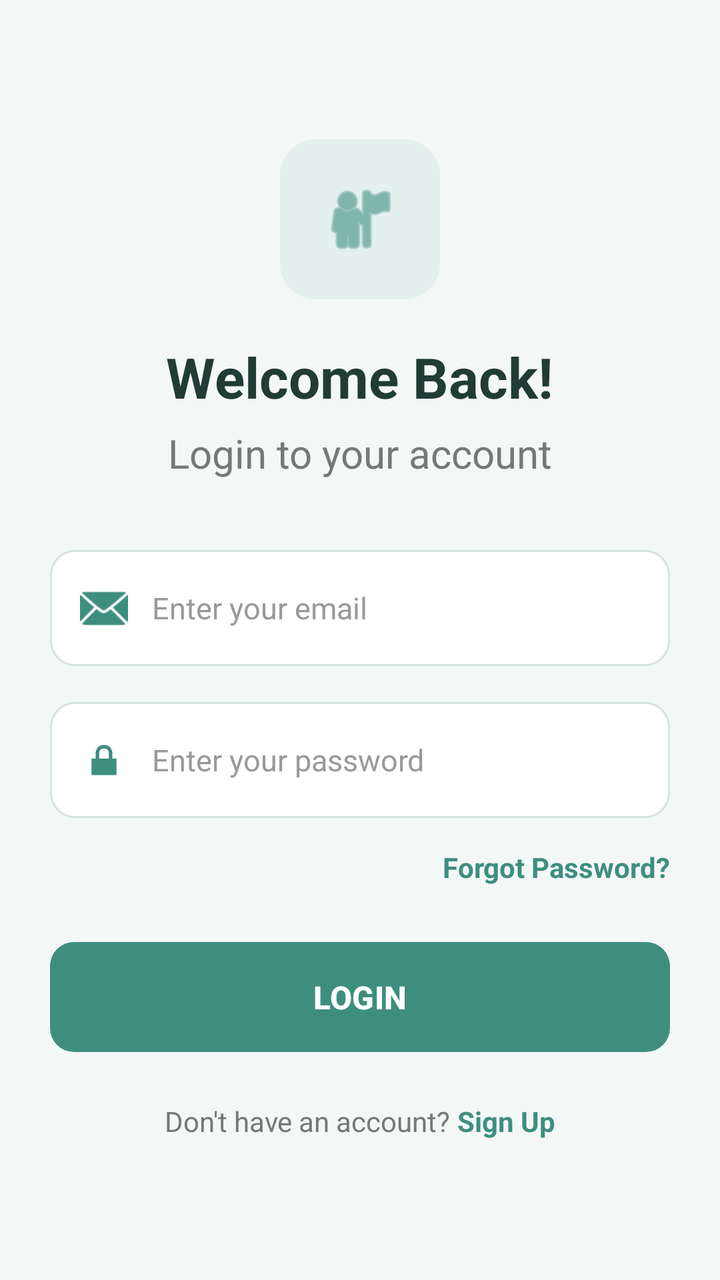
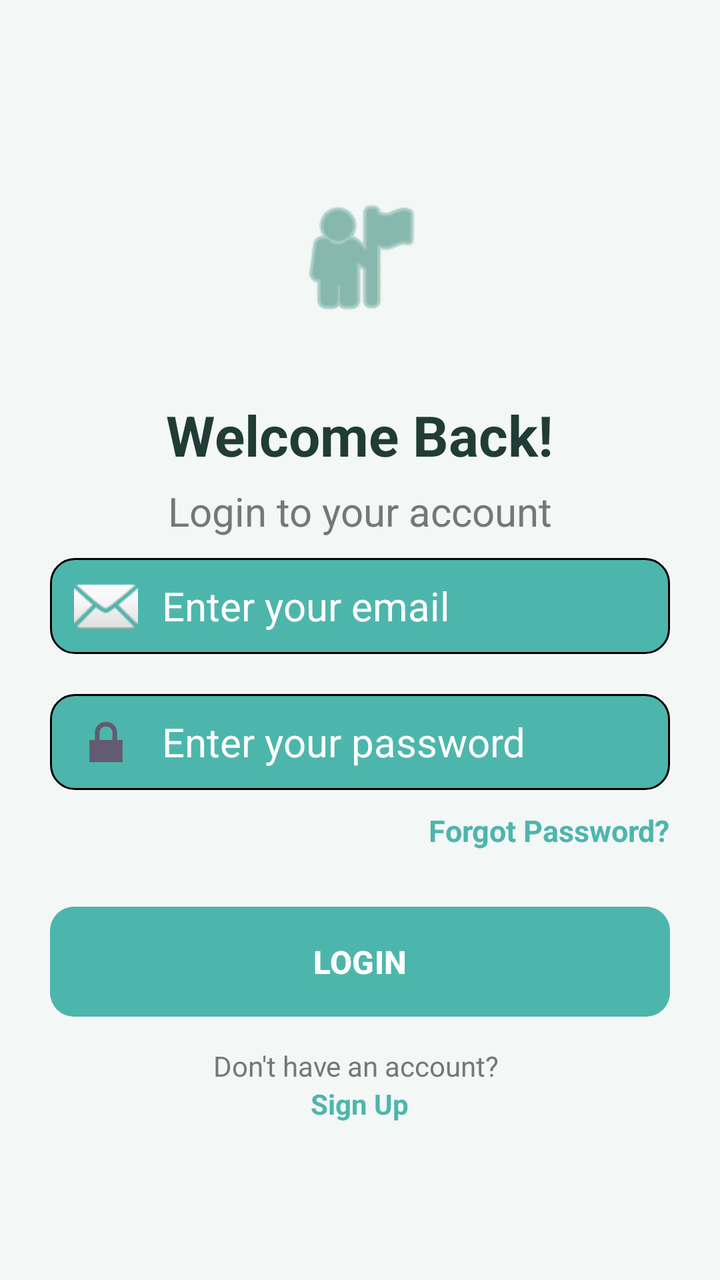

Before-and-after screenshots of an Android layout around one commit, followed by the original layout XML and the change that was made.
<!-- AndroidManifest.xml: application theme Theme.Task_1 -->
<!-- res/layout/activity_main.xml -->
<?xml version="1.0" encoding="utf-8"?>
<ScrollView xmlns:android="http://schemas.android.com/apk/res/android"
    android:layout_width="match_parent"
    android:layout_height="match_parent"
    xmlns:app="http://schemas.android.com/apk/res-auto"
    android:fillViewport="true"
    android:background="#F3F7F6">

    <LinearLayout
        android:layout_width="match_parent"
        android:layout_height="match_parent"
        android:gravity="center"
        android:orientation="vertical"
        android:padding="25dp">

        
        <ImageView
            android:layout_width="80dp"
            android:layout_height="80dp"
            android:padding="20dp"
            android:background="@drawable/bg_icon"
            android:src="@android:drawable/ic_menu_myplaces"
            app:tint="#3E8E7E"
            android:contentDescription="User icon"/>

        
        <TextView
            android:layout_width="wrap_content"
            android:layout_height="wrap_content"
            android:layout_marginTop="20dp"
            android:text="Welcome Back!"
            android:textColor="#203C35"
            android:textSize="28sp"
            android:textStyle="bold"/>

        <TextView
            android:layout_width="wrap_content"
            android:layout_height="wrap_content"
            android:layout_marginTop="6dp"
            android:text="Login to your account"
            android:textColor="#777777"
            android:textSize="20sp"/>

        
        <LinearLayout
            android:layout_width="match_parent"
            android:layout_height="58dp"
            android:layout_marginTop="35dp"
            android:gravity="center_vertical"
            android:background="@drawable/bg_edittext"
            android:orientation="horizontal"
            android:paddingHorizontal="15dp">

            <ImageView
                android:layout_width="24dp"
                android:layout_height="24dp"
                android:src="@android:drawable/ic_dialog_email"
                app:tint="#3E8E7E"
                android:contentDescription="Email icon"/>

            <EditText
                android:id="@+id/edtEmail"
                android:layout_width="0dp"
                android:layout_height="match_parent"
                android:layout_weight="1"
                android:layout_marginStart="12dp"
                android:background="@android:color/transparent"
                android:hint="Enter your email"
                android:textColor="#222222"
                android:textColorHint="#999999"
                android:textSize="15sp"
                android:inputType="textEmailAddress"
                android:singleLine="true"/>
        </LinearLayout>

        
        <LinearLayout
            android:layout_width="match_parent"
            android:layout_height="58dp"
            android:layout_marginTop="18dp"
            android:gravity="center_vertical"
            android:background="@drawable/bg_edittext"
            android:orientation="horizontal"
            android:paddingHorizontal="15dp">

            <ImageView
                android:layout_width="24dp"
                android:layout_height="24dp"
                android:src="@android:drawable/ic_lock_lock"
                app:tint="#3E8E7E"
                android:contentDescription="Password icon"/>

            <EditText
                android:id="@+id/edtPassword"
                android:layout_width="0dp"
                android:layout_height="match_parent"
                android:layout_weight="1"
                android:layout_marginStart="12dp"
                android:background="@android:color/transparent"
                android:hint="Enter your password"
                android:textColor="#222222"
                android:textColorHint="#999999"
                android:textSize="15sp"
                android:inputType="textPassword"
                android:singleLine="true"/>

        </LinearLayout>

        
        <TextView
            android:id="@+id/txtForgot"
            android:layout_width="wrap_content"
            android:layout_height="wrap_content"
            android:layout_gravity="end"
            android:layout_marginTop="15dp"
            android:text="Forgot Password?"
            android:textColor="#3E8E7E"
            android:textSize="14sp"
            android:textStyle="bold"/>

        
        <Button
            android:id="@+id/btnLogin"
            android:layout_width="match_parent"
            android:layout_height="55dp"
            android:layout_marginTop="28dp"
            android:background="@drawable/bg_button"
            android:text="LOGIN"
            app:backgroundTint="@null"
            android:textAllCaps="true"
            android:textColor="#FFFFFF"
            android:textSize="16sp"
            android:textStyle="bold"/>

        
        <LinearLayout
            android:layout_width="wrap_content"
            android:layout_height="wrap_content"
            android:layout_marginTop="25dp"
            android:orientation="horizontal">

            <TextView
                android:layout_width="wrap_content"
                android:layout_height="wrap_content"
                android:text="Don't have an account? "
                android:textColor="#777777"
                android:textSize="14sp"/>

            <TextView
                android:id="@+id/txtSignup"
                android:layout_width="wrap_content"
                android:layout_height="wrap_content"
                android:text="Sign Up"
                android:textColor="#3E8E7E"
                android:textSize="14sp"
                android:textStyle="bold"/>

        </LinearLayout>

    </LinearLayout>
</ScrollView>
<!-- resources referenced by this layout -->
<resources>
  <!-- drawable bg_button (drawable) -->
  <?xml version="1.0" encoding="utf-8"?>
  <shape xmlns:android="http://schemas.android.com/apk/res/android">
      <solid android:color="#3E8E7E"/>
      <corners android:radius="12dp"/>
  </shape>
  <!-- drawable bg_edittext (drawable) -->
  <?xml version="1.0" encoding="utf-8"?>
  <shape xmlns:android="http://schemas.android.com/apk/res/android">
      <solid android:color="#FFFFFF"/>
      <corners android:radius="12dp"/>
      <stroke
          android:width="1dp"
          android:color="#D5E3DF"/>
  </shape>
  <!-- drawable bg_icon (drawable) -->
  <?xml version="1.0" encoding="utf-8"?>
  <shape xmlns:android="http://schemas.android.com/apk/res/android">
      <solid android:color="#E3F0ED"/>
      <corners android:radius="18dp"/>
  </shape>
  <style name="Theme.Task_1" parent="Base.Theme.Task_1" />
  <style name="Base.Theme.Task_1" parent="Theme.Material3.DayNight.NoActionBar">
          
          
      </style>
</resources>

<!-- the commit's change to res/layout/activity_main.xml (unified diff, before → after) -->
@@ -9,21 +9,17 @@
     <LinearLayout
         android:layout_width="match_parent"
         android:layout_height="match_parent"
+        android:orientation="vertical"
         android:gravity="center"
-        android:orientation="vertical"
         android:padding="25dp">
 
-        
         <ImageView
-            android:layout_width="80dp"
-            android:layout_height="80dp"
-            android:padding="20dp"
-            android:background="@drawable/bg_icon"
+            android:layout_width="100dp"
+            android:layout_height="100dp"
+            android:padding="15dp"
             android:src="@android:drawable/ic_menu_myplaces"
-            app:tint="#3E8E7E"
-            android:contentDescription="User icon"/>
+            app:tint="#3E8E7E" />
 
-        
         <TextView
             android:layout_width="wrap_content"
             android:layout_height="wrap_content"
@@ -41,84 +37,47 @@
             android:textColor="#777777"
             android:textSize="20sp"/>
 
-        
-        <LinearLayout
+        <EditText
+            android:id="@+id/edtEmail"
             android:layout_width="match_parent"
-            android:layout_height="58dp"
-            android:layout_marginTop="35dp"
-            android:gravity="center_vertical"
+            android:layout_height="48dp"
+            android:drawableStart="@android:drawable/ic_dialog_email"
+            android:drawablePadding="12dp"
+            android:paddingStart="12dp"
+            android:hint="Enter your email"
             android:background="@drawable/bg_edittext"
-            android:orientation="horizontal"
-            android:paddingHorizontal="15dp">
+            android:textSize="20sp"
+            android:textColorHint="#FFFEFE"
+            android:inputType="textEmailAddress"
+            android:layout_marginTop="10dp"
+            />
 
-            <ImageView
-                android:layout_width="24dp"
-                android:layout_height="24dp"
-                android:src="@android:drawable/ic_dialog_email"
-                app:tint="#3E8E7E"
-                android:contentDescription="Email icon"/>
+        <EditText
+            android:id="@+id/edtPassword"
+            android:layout_width="match_parent"
+            android:layout_height="48dp"
+            android:drawableStart="@android:drawable/ic_lock_lock"
+            android:drawablePadding="12dp"
+            android:paddingStart="12dp"
+            android:hint="Enter your password"
+            android:background="@drawable/bg_edittext"
+            android:textSize="20sp"
+            android:textColorHint="#FFFEFE"
+            android:inputType="textPassword"
+            android:layout_marginTop="20dp"
+            />
 
-            <EditText
-                android:id="@+id/edtEmail"
-                android:layout_width="0dp"
-                android:layout_height="match_parent"
-                android:layout_weight="1"
-                android:layout_marginStart="12dp"
-                android:background="@android:color/transparent"
-                android:hint="Enter your email"
-                android:textColor="#222222"
-                android:textColorHint="#999999"
-                android:textSize="15sp"
-                android:inputType="textEmailAddress"
-                android:singleLine="true"/>
-        </LinearLayout>
-
-        
-        <LinearLayout
-            android:layout_width="match_parent"
-            android:layout_height="58dp"
-            android:layout_marginTop="18dp"
-            android:gravity="center_vertical"
-            android:background="@drawable/bg_edittext"
-            android:orientation="horizontal"
-            android:paddingHorizontal="15dp">
-
-            <ImageView
-                android:layout_width="24dp"
-                android:layout_height="24dp"
-                android:src="@android:drawable/ic_lock_lock"
-                app:tint="#3E8E7E"
-                android:contentDescription="Password icon"/>
-
-            <EditText
-                android:id="@+id/edtPassword"
-                android:layout_width="0dp"
-                android:layout_height="match_parent"
-                android:layout_weight="1"
-                android:layout_marginStart="12dp"
-                android:background="@android:color/transparent"
-                android:hint="Enter your password"
-                android:textColor="#222222"
-                android:textColorHint="#999999"
-                android:textSize="15sp"
-                android:inputType="textPassword"
-                android:singleLine="true"/>
-
-        </LinearLayout>
-
-        
         <TextView
             android:id="@+id/txtForgot"
             android:layout_width="wrap_content"
             android:layout_height="wrap_content"
             android:layout_gravity="end"
-            android:layout_marginTop="15dp"
+            android:layout_marginTop="10dp"
             android:text="Forgot Password?"
-            android:textColor="#3E8E7E"
-            android:textSize="14sp"
+            android:textColor="#4DB6AC"
+            android:textSize="15sp"
             android:textStyle="bold"/>
 
-        
         <Button
             android:id="@+id/btnLogin"
             android:layout_width="match_parent"
@@ -132,30 +91,22 @@
             android:textSize="16sp"
             android:textStyle="bold"/>
 
-        
-        <LinearLayout
+        <TextView
             android:layout_width="wrap_content"
             android:layout_height="wrap_content"
-            android:layout_marginTop="25dp"
-            android:orientation="horizontal">
+            android:text="Don't have an account? "
+            android:textColor="#777777"
+            android:textSize="14sp"
+            android:layout_marginTop="15dp"/>
 
-            <TextView
-                android:layout_width="wrap_content"
-                android:layout_height="wrap_content"
-                android:text="Don't have an account? "
-                android:textColor="#777777"
-                android:textSize="14sp"/>
-
-            <TextView
-                android:id="@+id/txtSignup"
-                android:layout_width="wrap_content"
-                android:layout_height="wrap_content"
-                android:text="Sign Up"
-                android:textColor="#3E8E7E"
-                android:textSize="14sp"
-                android:textStyle="bold"/>
-
-        </LinearLayout>
+        <TextView
+            android:id="@+id/txtSignup"
+            android:layout_width="wrap_content"
+            android:layout_height="wrap_content"
+            android:text="Sign Up"
+            android:textColor="#4DB6AC"
+            android:textSize="14sp"
+            android:textStyle="bold"/>
 
     </LinearLayout>
 </ScrollView>
<!-- resource entries referenced after the edit -->
@@ -3,23 +3,17 @@
   <!-- drawable bg_button (drawable) -->
   <?xml version="1.0" encoding="utf-8"?>
   <shape xmlns:android="http://schemas.android.com/apk/res/android">
-      <solid android:color="#3E8E7E"/>
+      <solid android:color="#4DB6AC"/>
       <corners android:radius="12dp"/>
   </shape>
   <!-- drawable bg_edittext (drawable) -->
   <?xml version="1.0" encoding="utf-8"?>
   <shape xmlns:android="http://schemas.android.com/apk/res/android">
-      <solid android:color="#FFFFFF"/>
+      <solid android:color="#4DB6AC"/>
       <corners android:radius="12dp"/>
       <stroke
           android:width="1dp"
-          android:color="#D5E3DF"/>
-  </shape>
-  <!-- drawable bg_icon (drawable) -->
-  <?xml version="1.0" encoding="utf-8"?>
-  <shape xmlns:android="http://schemas.android.com/apk/res/android">
-      <solid android:color="#E3F0ED"/>
-      <corners android:radius="18dp"/>
+          android:color="#000000"/>
   </shape>
   <style name="Theme.Task_1" parent="Base.Theme.Task_1" />
   <style name="Base.Theme.Task_1" parent="Theme.Material3.DayNight.NoActionBar">
